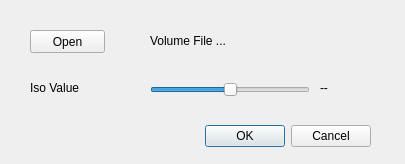
Qt form HMesh/HMesh/dialog/mcdialog.ui (gobirdwang/hmeshsimp) before a commit.
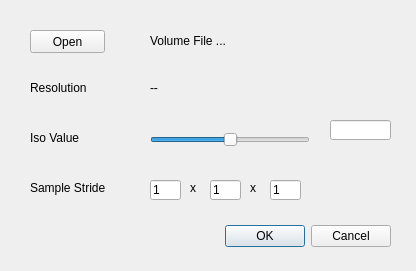
The same form after that commit.

What changed in the file:
```diff
--- a/HMesh/HMesh/dialog/mcdialog.ui
+++ b/HMesh/HMesh/dialog/mcdialog.ui
@@ -6,8 +6,8 @@
    <rect>
     <x>0</x>
     <y>0</y>
-    <width>405</width>
-    <height>164</height>
+    <width>416</width>
+    <height>271</height>
    </rect>
   </property>
   <property name="sizePolicy">
@@ -22,9 +22,9 @@
   <widget class="QDialogButtonBox" name="buttonBox">
    <property name="geometry">
     <rect>
-     <x>30</x>
-     <y>120</y>
-     <width>341</width>
+     <x>220</x>
+     <y>220</y>
+     <width>171</width>
      <height>32</height>
     </rect>
    </property>
@@ -53,7 +53,7 @@
     <rect>
      <x>150</x>
      <y>20</y>
-     <width>221</width>
+     <width>241</width>
      <height>41</height>
     </rect>
    </property>
@@ -68,7 +68,7 @@
    <property name="geometry">
     <rect>
      <x>30</x>
-     <y>80</y>
+     <y>130</y>
      <width>61</width>
      <height>16</height>
     </rect>
@@ -81,7 +81,7 @@
    <property name="geometry">
     <rect>
      <x>150</x>
-     <y>80</y>
+     <y>130</y>
      <width>160</width>
      <height>19</height>
     </rect>
@@ -99,9 +99,100 @@
   <widget class="QLabel" name="isoValueDispLabel">
    <property name="geometry">
     <rect>
-     <x>320</x>
+     <x>30</x>
+     <y>180</y>
+     <width>91</width>
+     <height>16</height>
+    </rect>
+   </property>
+   <property name="text">
+    <string>Sample Stride</string>
+   </property>
+  </widget>
+  <widget class="QLabel" name="multiLabel1">
+   <property name="geometry">
+    <rect>
+     <x>190</x>
+     <y>180</y>
+     <width>16</width>
+     <height>16</height>
+    </rect>
+   </property>
+   <property name="text">
+    <string>x</string>
+   </property>
+  </widget>
+  <widget class="QLabel" name="multiLabel2">
+   <property name="geometry">
+    <rect>
+     <x>250</x>
+     <y>180</y>
+     <width>16</width>
+     <height>16</height>
+    </rect>
+   </property>
+   <property name="text">
+    <string>x</string>
+   </property>
+  </widget>
+  <widget class="QLineEdit" name="sampleStrideXLineEdit">
+   <property name="geometry">
+    <rect>
+     <x>150</x>
+     <y>180</y>
+     <width>31</width>
+     <height>20</height>
+    </rect>
+   </property>
+   <property name="text">
+    <string>1</string>
+   </property>
+  </widget>
+  <widget class="QLineEdit" name="sampleStrideZLineEdit">
+   <property name="geometry">
+    <rect>
+     <x>270</x>
+     <y>180</y>
+     <width>31</width>
+     <height>20</height>
+    </rect>
+   </property>
+   <property name="text">
+    <string>1</string>
+   </property>
+  </widget>
+  <widget class="QLineEdit" name="sampleStrideYLineEdit">
+   <property name="geometry">
+    <rect>
+     <x>210</x>
+     <y>180</y>
+     <width>31</width>
+     <height>20</height>
+    </rect>
+   </property>
+   <property name="text">
+    <string>1</string>
+   </property>
+  </widget>
+  <widget class="QLabel" name="resolutionLabel">
+   <property name="geometry">
+    <rect>
+     <x>30</x>
      <y>80</y>
-     <width>61</width>
+     <width>71</width>
+     <height>16</height>
+    </rect>
+   </property>
+   <property name="text">
+    <string>Resolution</string>
+   </property>
+  </widget>
+  <widget class="QLabel" name="resValLabel">
+   <property name="geometry">
+    <rect>
+     <x>150</x>
+     <y>80</y>
+     <width>231</width>
      <height>16</height>
     </rect>
    </property>
@@ -109,6 +200,16 @@
     <string>--</string>
    </property>
   </widget>
+  <widget class="QLineEdit" name="isoValueLineEdit">
+   <property name="geometry">
+    <rect>
+     <x>330</x>
+     <y>120</y>
+     <width>61</width>
+     <height>20</height>
+    </rect>
+   </property>
+  </widget>
  </widget>
  <resources/>
  <connections>
```
Left out of the diff: 2 changed lines with no effect on the pictures.
